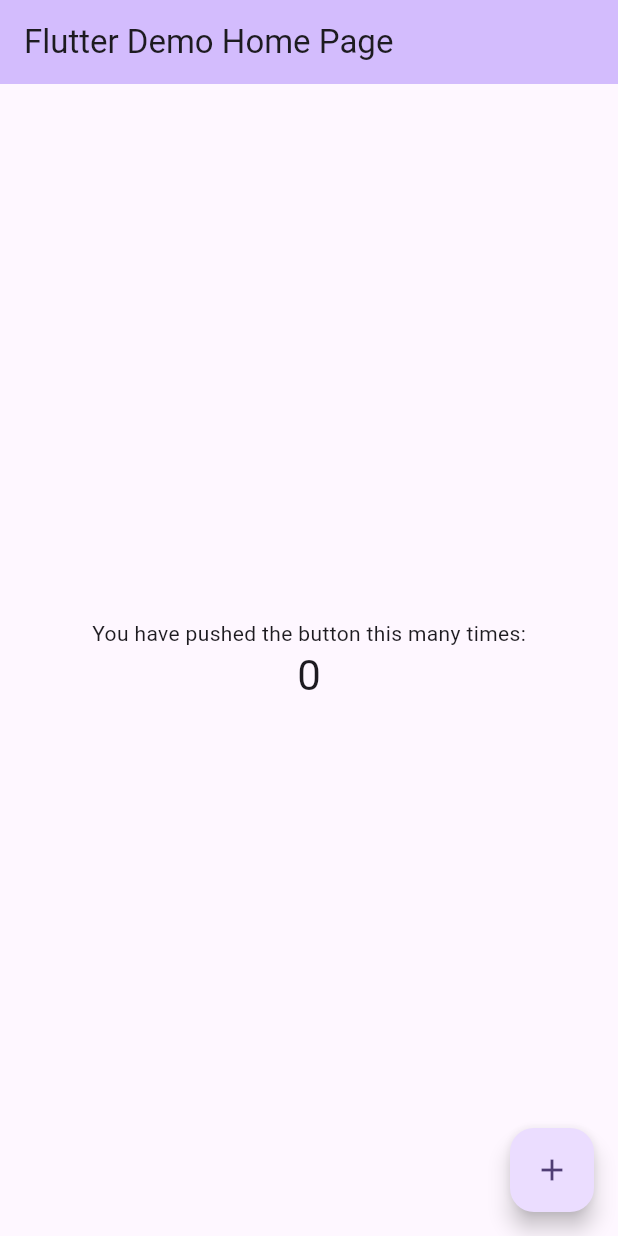
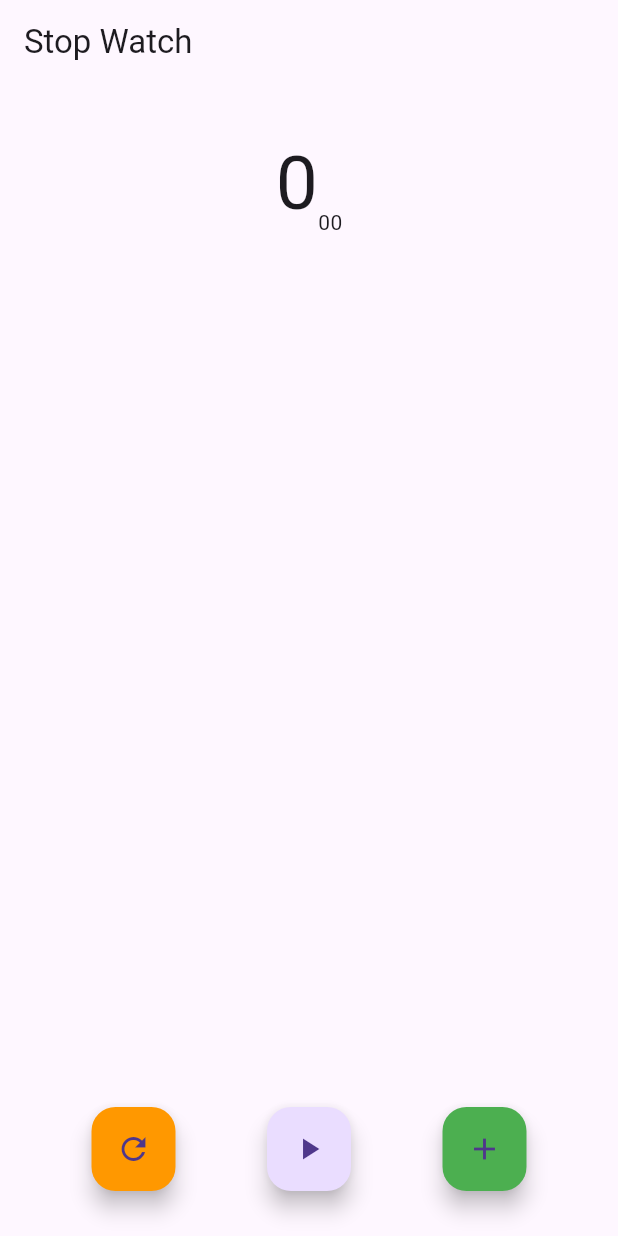
Before and after one commit to OliverJoo/flutter-class, a Flutter app: the screen it shows after launch, on a phone screen of 412 x 824 dp. Run offline on Flutter 3.47's test engine with Material 3 defaults, Android fonts, the phone set to English and light mode, and no system bars.

Commit message:
Flutter StopWatch

```diff
--- a/lib/main.dart
+++ b/lib/main.dart
@@ -1,6 +1,14 @@
+import 'dart:async';
+
 import 'package:flutter/material.dart';
 
+import 'stop_watch_screen.dart';
+
 void main() {
+  // Timer.periodic(Duration(seconds: 1), (timer) {
+  //   print('!!!');
+  // });
+
   runApp(const MyApp());
 }
 
@@ -13,60 +21,9 @@ class MyApp extends StatelessWidget {
     return MaterialApp(
       title: 'Flutter Demo',
       theme: ThemeData(
-
-        colorScheme: ColorScheme.fromSeed(seedColor: Colors.deepPurple),
-        useMaterial3: true,
+        primarySwatch: Colors.blue,
       ),
-      home: const MyHomePage(title: 'Flutter Demo Home Page'),
+      home: const StopWatchScreen(),
     );
   }
 }
-
-class MyHomePage extends StatefulWidget {
-  const MyHomePage({super.key, required this.title});
-
-
-  final String title;
-
-  @override
-  State<MyHomePage> createState() => _MyHomePageState();
-}
-
-class _MyHomePageState extends State<MyHomePage> {
-  int _counter = 0;
-
-  void _incrementCounter() {
-    setState(() {
-      _counter++;
-    });
-  }
-
-  @override
-  Widget build(BuildContext context) {
-    return Scaffold(
-      appBar: AppBar(
-        backgroundColor: Theme.of(context).colorScheme.inversePrimary,
-        title: Text(widget.title),
-      ),
-      body: Center(
-        child: Column(
-          mainAxisAlignment: MainAxisAlignment.center,
-          children: <Widget>[
-            const Text(
-              'You have pushed the button this many times:',
-            ),
-            Text(
-              '$_counter',
-              style: Theme.of(context).textTheme.headlineMedium,
-            ),
-          ],
-        ),
-      ),
-      floatingActionButton: FloatingActionButton(
-        onPressed: _incrementCounter,
-        tooltip: 'Increment',
-        child: const Icon(Icons.add),
-      ), // This trailing comma makes auto-formatting nicer for build methods.
-    );
-  }
-}
--- /dev/null
+++ b/lib/stop_watch_screen.dart
@@ -0,0 +1,131 @@
+import 'dart:async';
+import 'package:flutter/material.dart';
+
+class StopWatchScreen extends StatefulWidget {
+  const StopWatchScreen({super.key});
+
+  @override
+  State<StopWatchScreen> createState() => _StopWatchScreenState();
+}
+
+class _StopWatchScreenState extends State<StopWatchScreen> {
+  Timer? _timer;
+
+  int _time = 0;
+  bool _isRunning = false;
+  List<String> _lapTimes = [];
+
+  void _clickButton() {
+    _isRunning = !_isRunning;
+
+    if (_isRunning) {
+      _start();
+    } else {
+      _pause();
+    }
+  }
+
+  void _start() {
+    _timer = Timer.periodic(const Duration(milliseconds: 10), (timer) {
+      setState(() {
+        _time++;
+      });
+    });
+  }
+
+  void _pause() {
+    _timer?.cancel();
+  }
+
+  @override
+  void dispose() {
+    _timer?.cancel();
+    super.dispose();
+  }
+
+  void _reset() {
+    setState(() {
+      _isRunning = false;
+      _timer?.cancel();
+      _lapTimes.clear();
+      _time = 0;
+    });
+  }
+
+  void _recordLapTime(String time) {
+    _lapTimes.insert(0, '${_lapTimes.length + 1}등 $time');
+  }
+
+  @override
+  Widget build(BuildContext context) {
+    int sec = _time ~/ 100;
+    // padLeft(2, '0') 1자릿수와 2자릿수 차이로 인하여 숫자가 좌우로 왔다갔다하는 것 방지를 위해 2자리수로 고정시키기
+    String hundredth = '${_time % 100}'.padLeft(2, '0');
+
+    return Scaffold(
+      appBar: AppBar(
+        title: const Text('Stop Watch'),
+      ),
+      body: Column(
+        children: [
+          const SizedBox(height: 30),
+          Row(
+            mainAxisAlignment: MainAxisAlignment.center,
+            crossAxisAlignment: CrossAxisAlignment.end,
+            children: [
+              Text(
+                '$sec',
+                style: const TextStyle(fontSize: 50),
+              ),
+              Text(
+                '$hundredth',
+              ),
+            ],
+          ),
+          SizedBox(
+            width: 100,
+            height: 100,
+            child: ListView(
+              children: _lapTimes.map((e) => Text(e)).toList(),
+            ),
+          ),
+          const Spacer(),
+          Row(
+            mainAxisAlignment: MainAxisAlignment.spaceEvenly,
+            children: [
+              FloatingActionButton(
+                backgroundColor: Colors.orange,
+                onPressed: () {
+                  _reset();
+                },
+                child: const Icon(Icons.refresh),
+              ),
+              FloatingActionButton(
+                onPressed: () {
+                  setState(() {
+                    _clickButton();
+                  });
+                },
+                child: _isRunning
+                    ? const Icon(Icons.pause)
+                    : const Icon(Icons.play_arrow),
+              ),
+              FloatingActionButton(
+                backgroundColor: Colors.green,
+                onPressed: () {
+                  setState(() {
+                    _recordLapTime('$sec.$hundredth');
+                  });
+                },
+                child: const Icon(Icons.add),
+              ),
+            ],
+          ),
+          const SizedBox(
+            height: 30,
+          ),
+        ],
+      ),
+    );
+  }
+}
```
